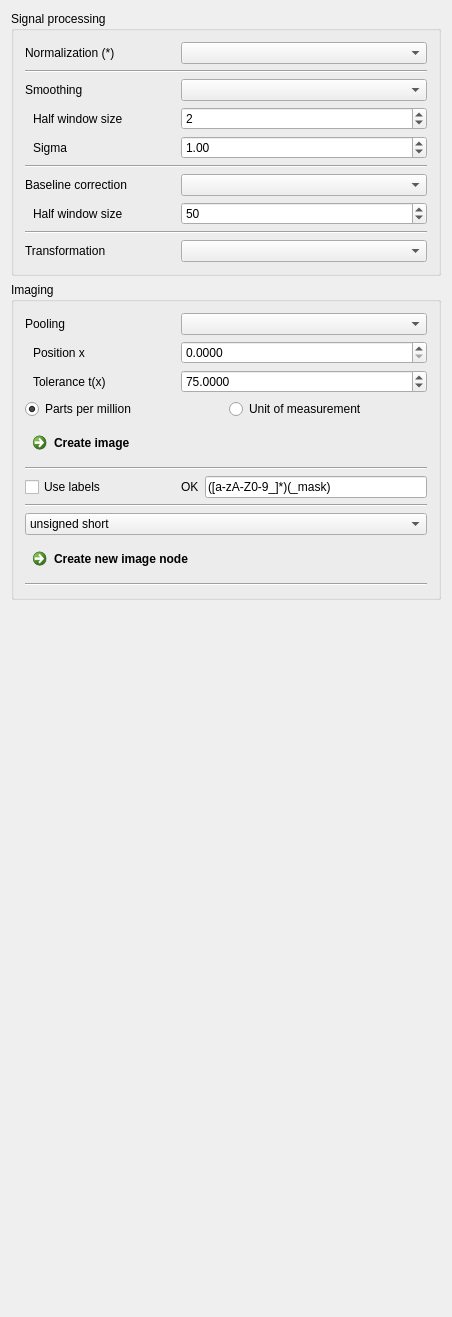
Qt form Plugins/org.mitk.gui.qt.m2.Data/src/internal/m2Data.ui (m2aia/m2aia) before a commit.
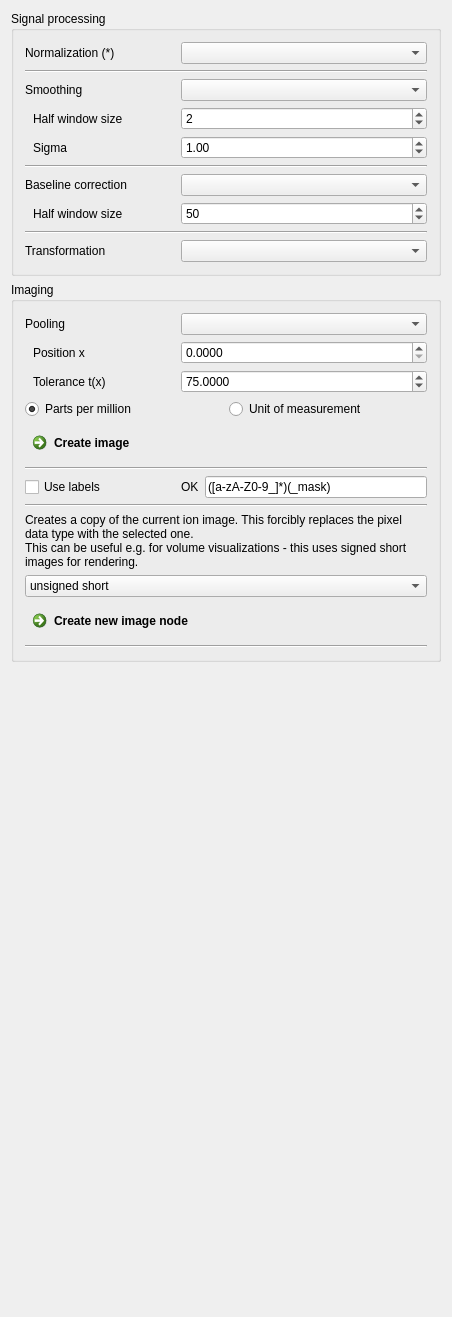
The same form after that commit.

Commit message: update tooltips in DataView

```diff
--- a/Plugins/org.mitk.gui.qt.m2.Data/src/internal/m2Data.ui
+++ b/Plugins/org.mitk.gui.qt.m2.Data/src/internal/m2Data.ui
@@ -736,6 +736,17 @@
         </property>
        </widget>
       </item>
+      <item>
+       <widget class="QLabel" name="label_2">
+        <property name="text">
+         <string>Creates a copy of the current ion image. This forcibly replaces the pixel data type with the selected one. 
+This can be useful e.g. for volume visualizations - this uses signed short images for rendering.</string>
+        </property>
+        <property name="wordWrap">
+         <bool>true</bool>
+        </property>
+       </widget>
+      </item>
       <item>
        <widget class="QComboBox" name="cmbBxType">
         <property name="sizePolicy">
```
Left out of the diff: 57 changed lines with no effect on the pictures.
